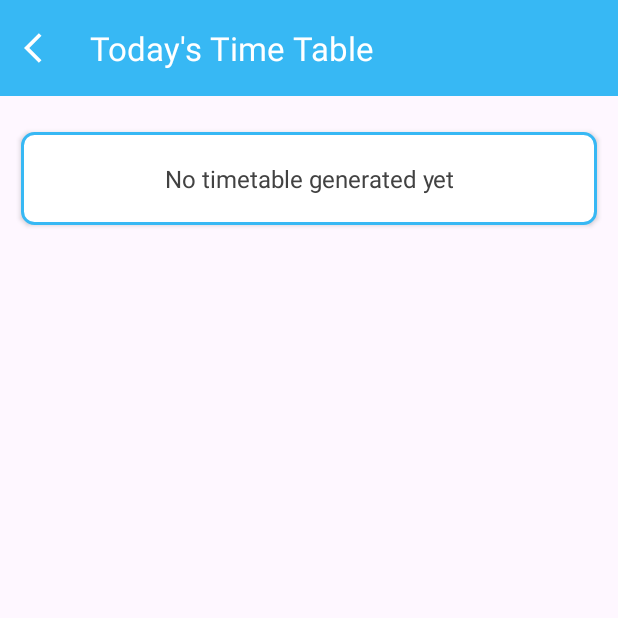
After one commit to Dipesh12chourasiya/Student-Attention-tracker, an Android app: the TimeTableActivity screen opened directly, with no data from a screen before it, on a phone screen of 412 x 824 dp, the top half of it. The commit adds this screen. Run offline under Robolectric (Android 15) with nearby library versions, the phone set to English and light mode, and no system bars; libraries missing offline, so code that uses them is left out: io.noties.markwon; 2 statements that could not run were skipped.

Commit message:
timetable activity added

```diff
--- a/app/src/main/AndroidManifest.xml
+++ b/app/src/main/AndroidManifest.xml
@@ -11,7 +11,6 @@
 
     <application
         android:allowBackup="true"
-        android:usesCleartextTraffic="true"
         android:dataExtractionRules="@xml/data_extraction_rules"
         android:fullBackupContent="@xml/backup_rules"
         android:icon="@mipmap/ic_launcher"
@@ -19,7 +18,11 @@
         android:roundIcon="@mipmap/ic_launcher_round"
         android:supportsRtl="true"
         android:theme="@style/Theme.IRLStudentAttentionTracker"
+        android:usesCleartextTraffic="true"
         tools:targetApi="31">
+        <activity
+            android:name=".TimeTableActivity"
+            android:exported="false" />
         <activity
             android:name=".LaptopCameraActivity"
             android:exported="false" />
--- a/app/src/main/java/com/example/irlstudentattentiontracker/HomeActivity.kt
+++ b/app/src/main/java/com/example/irlstudentattentiontracker/HomeActivity.kt
@@ -64,6 +64,10 @@ class HomeActivity : AppCompatActivity() {
             when (menuItem.itemId) {
                 R.id.nav_profile -> {
                     startActivity(Intent(this, ProfileActivity::class.java))
+                    true
+                }
+                R.id.time_table ->{
+                    startActivity(Intent(this,TimeTableActivity::class.java))
                     true
                 }
                 R.id.nav_about -> {
--- /dev/null
+++ b/app/src/main/java/com/example/irlstudentattentiontracker/TimeTableActivity.kt
@@ -0,0 +1,30 @@
+package com.example.irlstudentattentiontracker
+
+import android.os.Bundle
+import androidx.activity.enableEdgeToEdge
+import androidx.appcompat.app.AppCompatActivity
+import androidx.core.view.ViewCompat
+import androidx.core.view.WindowInsetsCompat
+import com.example.irlstudentattentiontracker.databinding.ActivityTimeTableBinding
+import io.noties.markwon.Markwon
+
+class TimeTableActivity : AppCompatActivity() {
+
+    private lateinit var binding: ActivityTimeTableBinding
+    override fun onCreate(savedInstanceState: Bundle?) {
+        super.onCreate(savedInstanceState)
+        binding = ActivityTimeTableBinding.inflate(layoutInflater)
+        setContentView(binding.root)
+
+        // Back button
+        binding.topAppBar.setNavigationOnClickListener {
+            onBackPressedDispatcher.onBackPressed()
+        }
+
+        val prefs = getSharedPreferences("MyPrefs", MODE_PRIVATE)
+        val response = prefs.getString("ai_response", "No timetable generated yet")
+
+        val markwon = Markwon.create(this)
+        markwon.setMarkdown(binding.tvAiResponse, response ?: "")
+    }
+}
--- /dev/null
+++ b/app/src/main/res/drawable/baseline_access_time_filled_24.xml
@@ -0,0 +1,5 @@
+<vector xmlns:android="http://schemas.android.com/apk/res/android" android:height="24dp" android:tint="#000000" android:viewportHeight="24" android:viewportWidth="24" android:width="24dp">
+
+    <path android:fillColor="@android:color/white" android:pathData="M11.99,2C6.47,2 2,6.48 2,12s4.47,10 9.99,10C17.52,22 22,17.52 22,12S17.52,2 11.99,2zM15.29,16.71L11,12.41V7h2v4.59l3.71,3.71L15.29,16.71z"/>
+
+</vector>
--- a/app/src/main/res/layout/activity_home.xml
+++ b/app/src/main/res/layout/activity_home.xml
@@ -114,7 +114,7 @@
             android:layout_margin="20dp"
             android:paddingHorizontal="25dp"
             android:paddingVertical="14dp"
-            android:text="Chat with Ai"
+            android:text="Create Time Table"
             android:textSize="17sp"
             app:backgroundTint="@color/green" />
 
--- a/app/src/main/res/layout/activity_profile.xml
+++ b/app/src/main/res/layout/activity_profile.xml
@@ -151,6 +151,7 @@
                 android:layout_width="match_parent"
                 android:layout_height="wrap_content"
                 android:nestedScrollingEnabled="false"
+                android:layout_marginHorizontal="12dp"
                 tools:listitem="@layout/item_session_card" />
         </LinearLayout>
 
--- a/app/src/main/res/layout/activity_sessions_on_date.xml
+++ b/app/src/main/res/layout/activity_sessions_on_date.xml
@@ -4,6 +4,7 @@
     xmlns:app="http://schemas.android.com/apk/res-auto"
     android:layout_width="match_parent"
     android:layout_height="match_parent"
+    xmlns:tools="http://schemas.android.com/tools"
     android:background="@color/appBg"
     android:orientation="vertical">
 
@@ -50,6 +51,8 @@
         android:clipToPadding="false"
         android:paddingTop="8dp"
         android:paddingBottom="8dp"
-        android:scrollbars="vertical" />
+        android:scrollbars="vertical"
+        android:layout_marginHorizontal="16dp"
+        tools:listitem="@layout/item_session_card"/>
 
 </LinearLayout>
--- /dev/null
+++ b/app/src/main/res/layout/activity_time_table.xml
@@ -0,0 +1,61 @@
+<?xml version="1.0" encoding="utf-8"?>
+<LinearLayout xmlns:android="http://schemas.android.com/apk/res/android"
+    xmlns:app="http://schemas.android.com/apk/res-auto"
+    xmlns:tools="http://schemas.android.com/tools"
+    android:id="@+id/main"
+    android:layout_width="match_parent"
+    android:layout_height="match_parent"
+    android:orientation="vertical"
+    tools:context=".TimeTableActivity">
+
+    <com.google.android.material.appbar.AppBarLayout
+        android:id="@+id/appBarLayout"
+        android:layout_width="match_parent"
+        android:layout_height="wrap_content"
+        android:background="@color/toolbarBg"
+        android:theme="@style/ThemeOverlay.MaterialComponents.Dark.ActionBar">
+
+        <com.google.android.material.appbar.CollapsingToolbarLayout
+            android:layout_width="match_parent"
+            android:layout_height="wrap_content"
+            app:contentScrim="@color/toolbarBg"
+            app:layout_scrollFlags="scroll|enterAlways"
+            app:titleEnabled="false">
+
+            <com.google.android.material.appbar.MaterialToolbar
+                android:id="@+id/topAppBar"
+                android:layout_width="match_parent"
+                android:layout_height="?attr/actionBarSize"
+                android:background="@color/toolbarBg"
+                app:layout_collapseMode="pin"
+                app:navigationIcon="@drawable/ic_arrow_back"
+                app:title="Today's Time Table"
+                app:titleTextColor="?attr/colorOnPrimary" />
+        </com.google.android.material.appbar.CollapsingToolbarLayout>
+    </com.google.android.material.appbar.AppBarLayout>
+
+
+    <ScrollView
+        android:layout_width="match_parent"
+        android:layout_height="0dp"
+        android:layout_marginBottom="24dp"
+        android:layout_weight="1">
+
+        <TextView
+            android:id="@+id/tvAiResponse"
+            android:layout_marginTop="24dp"
+            android:layout_width="match_parent"
+            android:layout_height="wrap_content"
+            android:layout_marginHorizontal="14dp"
+            android:background="@drawable/etbg"
+            android:elevation="2dp"
+            android:gravity="center"
+            android:padding="20dp"
+            android:text="No timetable generated yet"
+            android:textColor="#424242"
+            android:textSize="16sp"
+            android:layout_marginBottom="24dp"
+            />
+    </ScrollView>
+
+</LinearLayout>
--- a/app/src/main/res/layout/item_session_card.xml
+++ b/app/src/main/res/layout/item_session_card.xml
@@ -3,8 +3,7 @@
     xmlns:app="http://schemas.android.com/apk/res-auto"
     android:layout_width="match_parent"
     android:layout_height="wrap_content"
-    android:layout_marginStart="16dp"
-    android:layout_marginEnd="16dp"
+
     android:layout_marginBottom="12dp"
     android:clickable="true"
     android:focusable="true"
--- a/app/src/main/res/menu/top_app_bar_menu.xml
+++ b/app/src/main/res/menu/top_app_bar_menu.xml
@@ -5,6 +5,10 @@
         android:id="@+id/nav_profile"
         android:icon="@drawable/user"
         android:title="Profile" />
+
+    <item android:id="@+id/time_table"
+        android:icon="@drawable/baseline_access_time_filled_24"
+        android:title="Time table" />
 
     <item
         android:id="@+id/nav_about"
```
Also changed, not shown: app/src/main/java/com/example/irlstudentattentiontracker/ChatBotActivity.kt (+12 -1 lines), app/src/main/java/com/example/irlstudentattentiontracker/LaptopCameraActivity.kt (+21 -2 lines), app/src/main/res/layout/activity_laptop_camera.xml (+22 -0 lines).
